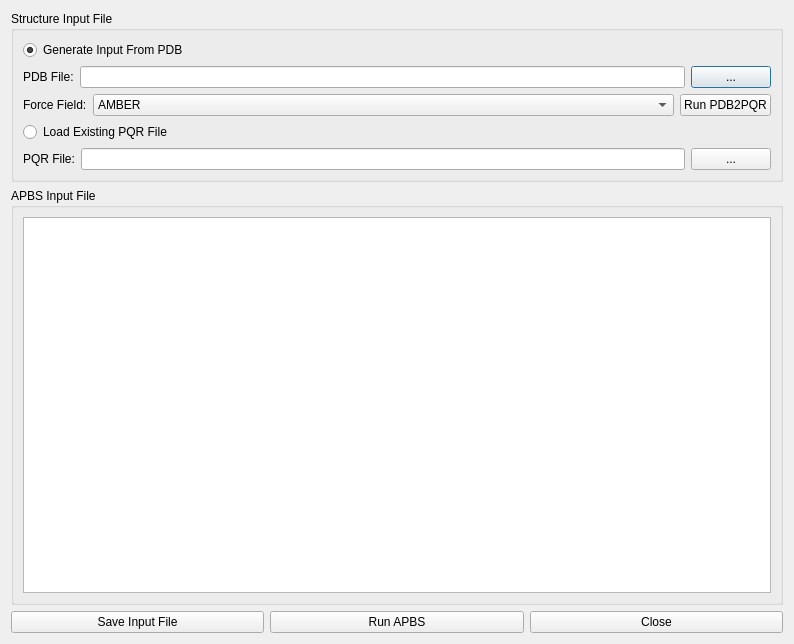
This is avogadro/qtplugins/apbs/apbsdialog.ui in OpenChemistry/avogadrolibs as Qt 5 draws it before an edit. The edited form follows.
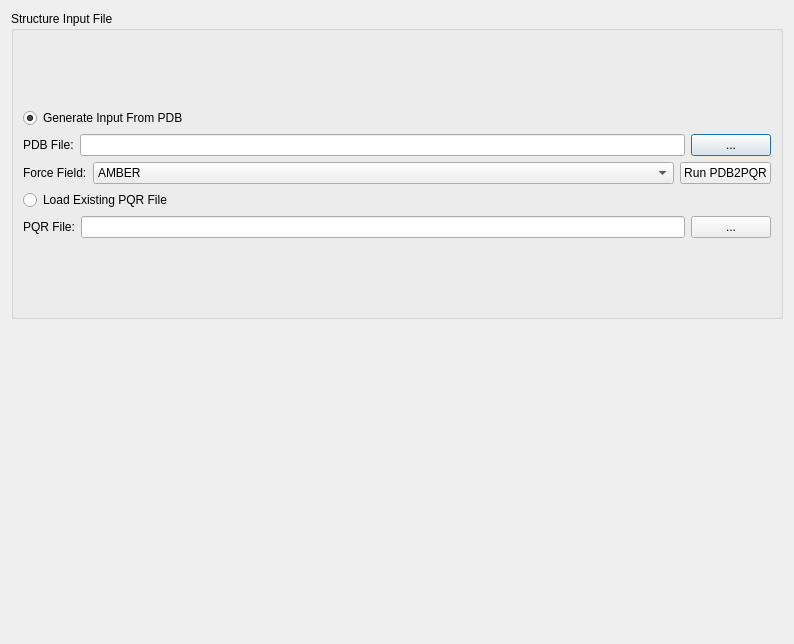
This is the edited form. Custom widgets are drawn as their Qt base class.

Commit message:
WIP: Use InputGeneratorWidget in ApbsDialog
This updates the ApbsDialog to use the new InputGeneratorWidget
for preparing the input file for APBS.

Patch:
```diff
--- a/avogadro/qtplugins/apbs/apbsdialog.ui
+++ b/avogadro/qtplugins/apbs/apbsdialog.ui
@@ -151,44 +151,18 @@
     </widget>
    </item>
    <item>
-    <widget class="QGroupBox" name="groupBox_2">
-     <property name="title">
-      <string>APBS Input File</string>
-     </property>
-     <layout class="QVBoxLayout" name="verticalLayout_4">
-      <item>
-       <widget class="QTextEdit" name="textEdit"/>
-      </item>
-     </layout>
-    </widget>
-   </item>
-   <item>
-    <layout class="QHBoxLayout" name="horizontalLayout_3">
-     <item>
-      <widget class="QPushButton" name="saveInputFileButton">
-       <property name="text">
-        <string>Save Input File</string>
-       </property>
-      </widget>
-     </item>
-     <item>
-      <widget class="QPushButton" name="runApbsButton">
-       <property name="text">
-        <string>Run APBS</string>
-       </property>
-      </widget>
-     </item>
-     <item>
-      <widget class="QPushButton" name="closeButton">
-       <property name="text">
-        <string>Close</string>
-       </property>
-      </widget>
-     </item>
-    </layout>
+    <widget class="Avogadro::QtGui::InputGeneratorWidget" name="inputGenerator" native="true"/>
    </item>
   </layout>
  </widget>
+ <customwidgets>
+  <customwidget>
+   <class>Avogadro::QtGui::InputGeneratorWidget</class>
+   <extends>QWidget</extends>
+   <header location="global">avogadro/qtgui/inputgeneratorwidget.h</header>
+   <container>1</container>
+  </customwidget>
+ </customwidgets>
  <resources/>
  <connections/>
 </ui>
```
The commit also changes 3 other files.
